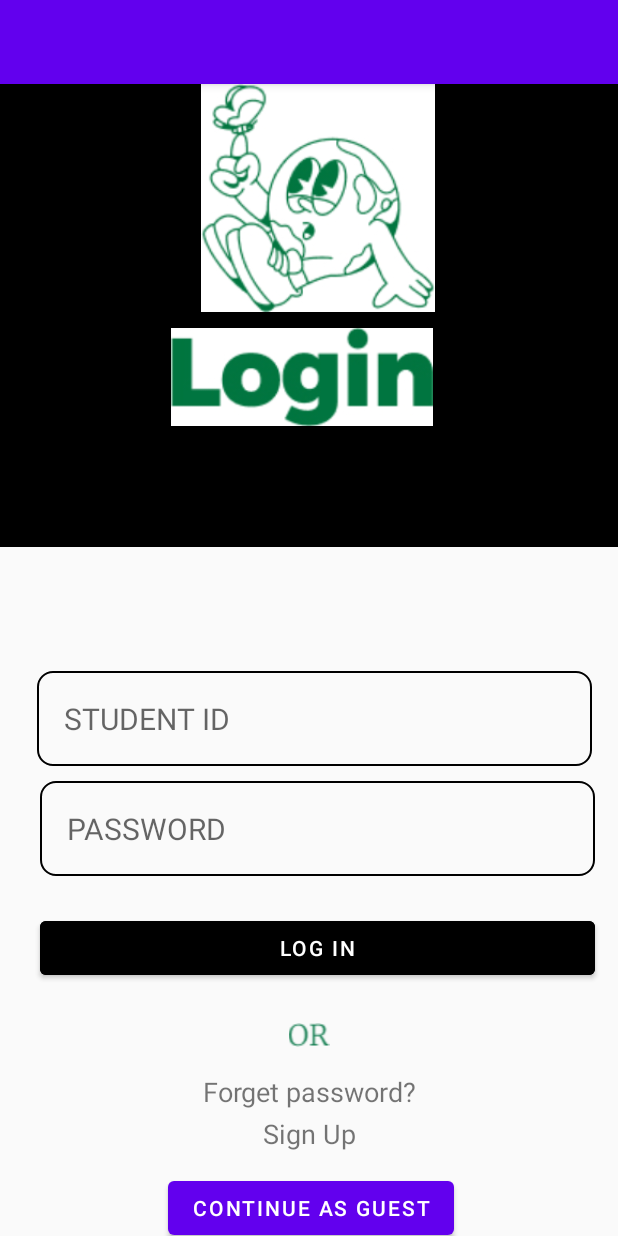
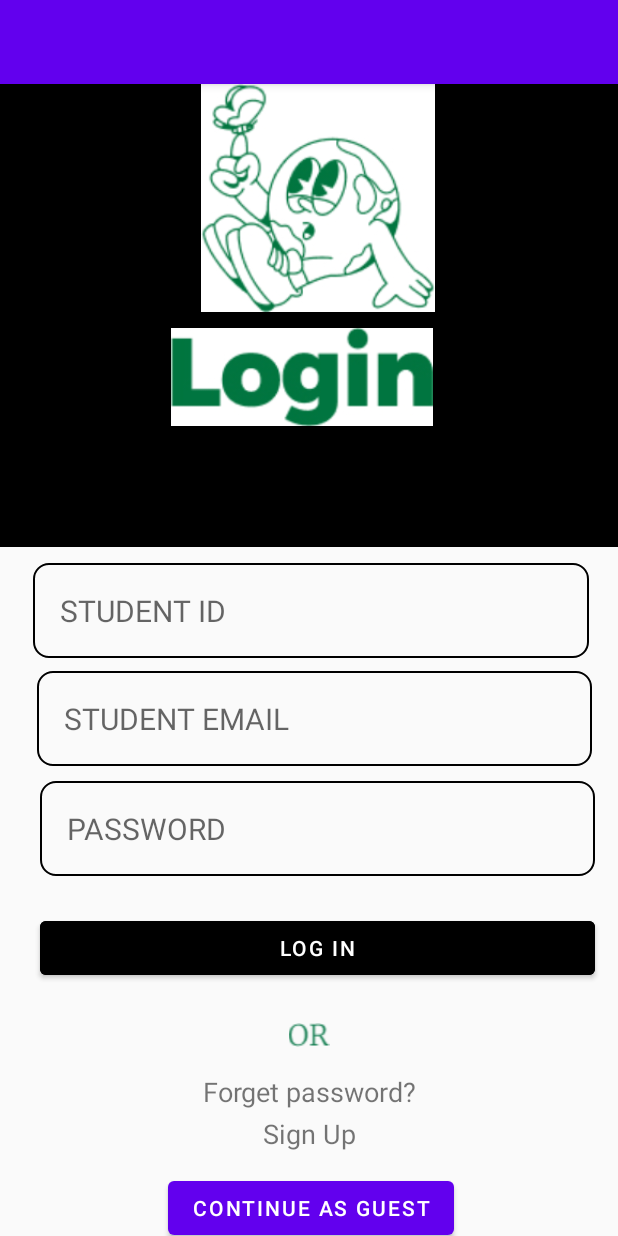
Before and after one commit to whxwhx04/MAD_Project, an Android app: the screen it shows after launch (login_page), on a phone screen of 412 x 824 dp. Run offline under Robolectric (Android 15) with nearby library versions, the phone set to English and light mode, and no system bars; our stand-ins replace Firebase (no records; nobody signed in at launch, a user with empty details on screens opened directly); Roboto replaces fonts that are not available here.

Commit message:
update on login&signup authentication

```diff
--- a/app/src/main/AndroidManifest.xml
+++ b/app/src/main/AndroidManifest.xml
@@ -1,7 +1,7 @@
 <?xml version="1.0" encoding="utf-8"?>
 <manifest xmlns:android="http://schemas.android.com/apk/res/android"
     xmlns:tools="http://schemas.android.com/tools">
-
+    <uses-permission android:name="android.permission.INTERNET" />
     <application
         android:allowBackup="true"
         android:dataExtractionRules="@xml/data_extraction_rules"
--- a/app/src/main/java/com/sp/mad/login_page.java
+++ b/app/src/main/java/com/sp/mad/login_page.java
@@ -7,86 +7,105 @@ import android.widget.Button;
 import android.widget.EditText;
 import android.widget.ImageView;
 import android.widget.TextView;
+import android.widget.Toast;
+
 import androidx.appcompat.app.AppCompatActivity;
+
+import com.google.firebase.auth.FirebaseAuth;
+import com.google.firebase.auth.FirebaseUser;
 
 public class login_page extends AppCompatActivity {
 
-    // UI Components
-    private EditText studentIdEditText;
-    private EditText passwordEditText;
-    private Button loginButton;
+    private EditText studentIdEditText, studentEmailEditText, passwordEditText;
+    private Button loginButton, guestButton;
     private ImageView loginImageView;
-    private TextView rectangleTextView;
-    private TextView forgotPasswordTextView;
-    private TextView signUpTextView;
-    private Button guestButton;
+    private TextView forgotPasswordTextView, signUpTextView;
+
+    private FirebaseAuth mAuth;  // Firebase Authentication instance
 
     @Override
     protected void onCreate(Bundle savedInstanceState) {
         super.onCreate(savedInstanceState);
-        setContentView(R.layout.login_page); // Ensure this matches your XML file name
+        setContentView(R.layout.login_page);
+
+        // Initialize Firebase Authentication
+        mAuth = FirebaseAuth.getInstance();
 
         // Initialize UI components
-        studentIdEditText = findViewById(R.id.email);
+        studentIdEditText = findViewById(R.id.student_id2);
+        studentEmailEditText = findViewById(R.id.student_email);
         passwordEditText = findViewById(R.id.password);
-        loginButton = findViewById(R.id.reset_pwd_button);
+        loginButton = findViewById(R.id.signup_button);
         loginImageView = findViewById(R.id.login);
-        rectangleTextView = findViewById(R.id.rectangle);
-        forgotPasswordTextView = findViewById(R.id.log_in); // Ensure ID matches your XML
-        signUpTextView = findViewById(R.id.signup); // Ensure ID matches your XML
+        forgotPasswordTextView = findViewById(R.id.log_in);
+        signUpTextView = findViewById(R.id.signup);
         guestButton = findViewById(R.id.guest);
 
-        // Set an onClickListener for the login button
+        // Login button click listener
         loginButton.setOnClickListener(new View.OnClickListener() {
             @Override
             public void onClick(View v) {
-                // Get the input values
-                String studentId = studentIdEditText.getText().toString().trim();
-                String password = passwordEditText.getText().toString().trim();
-
-                // Simple validation check
-                if (studentId.isEmpty()) {
-                    studentIdEditText.setError("Please enter your Student ID");
-                } else if (password.isEmpty()) {
-                    passwordEditText.setError("Please enter your Password");
-                } else {
-                    // Add login logic here
-                    // Navigate to MainPage activity after successful login
-                    // Intent intent = new Intent(LoginPage.this, MainPage.class);
-                    // startActivity(intent);
-                    // finish(); // Optionally finish the login activity
-                }
+                loginUser();
             }
         });
 
-        // Set an onClickListener for the "Forgot Password" text
+        // Forgot Password navigation
         forgotPasswordTextView.setOnClickListener(new View.OnClickListener() {
             @Override
             public void onClick(View v) {
-                // Navigate to the Reset Password page
-                Intent intent = new Intent(login_page.this, reset_pwd.class);
-                startActivity(intent);
+                startActivity(new Intent(login_page.this, reset_pwd.class));
             }
         });
 
-        // Set an onClickListener for the "Sign Up" text
+        // Sign Up navigation
         signUpTextView.setOnClickListener(new View.OnClickListener() {
             @Override
             public void onClick(View v) {
-                // Navigate to the Create Account page
-                Intent intent = new Intent(login_page.this, create_account.class);
-                startActivity(intent);
+                startActivity(new Intent(login_page.this, create_account.class));
             }
         });
 
-        // Set an onClickListener for the "Guest Mode" button
+        // Guest mode navigation
         guestButton.setOnClickListener(new View.OnClickListener() {
             @Override
             public void onClick(View v) {
-                // Navigate to the Create Account page
-                Intent intent = new Intent(login_page.this, mainpage.class);
-                startActivity(intent);
+                startActivity(new Intent(login_page.this, mainpage.class));
             }
         });
     }
+
+    private void loginUser() {
+        String studentId = studentIdEditText.getText().toString().trim();
+        String email = studentEmailEditText.getText().toString().trim();
+        String password = passwordEditText.getText().toString().trim();
+
+        // Validation checks
+        if (studentId.isEmpty()) {
+            studentIdEditText.setError("Please enter your Student ID");
+            return;
+        }
+        if (email.isEmpty()) {
+            studentEmailEditText.setError("Please enter your Student Email");
+            return;
+        }
+        if (password.isEmpty()) {
+            passwordEditText.setError("Please enter your Password");
+            return;
+        }
+
+        // Firebase Authentication - Sign in with email and password
+        mAuth.signInWithEmailAndPassword(email, password)
+                .addOnCompleteListener(this, task -> {
+                    if (task.isSuccessful()) {
+                        FirebaseUser user = mAuth.getCurrentUser();
+                        if (user != null) {
+                            Toast.makeText(login_page.this, "Login Successful!", Toast.LENGTH_SHORT).show();
+                            startActivity(new Intent(login_page.this, mainpage.class));
+                            finish();
+                        }
+                    } else {
+                        Toast.makeText(login_page.this, "Invalid Email or Password", Toast.LENGTH_SHORT).show();
+                    }
+                });
+    }
 }
--- a/app/src/main/res/layout/login_page.xml
+++ b/app/src/main/res/layout/login_page.xml
@@ -40,7 +40,23 @@
         android:src="@drawable/login" />
 
     <EditText
-        android:id="@+id/email"
+        android:id="@+id/student_id2"
+        android:layout_width="370dp"
+        android:layout_height="wrap_content"
+        android:layout_alignParentStart="true"
+        android:layout_alignParentEnd="true"
+        android:layout_alignParentBottom="true"
+        android:layout_marginStart="22dp"
+        android:layout_marginEnd="19dp"
+        android:layout_marginBottom="385dp"
+        android:background="@drawable/rounded_corner"
+        android:hint="STUDENT ID"
+        android:inputType="text"
+        android:padding="18dp"
+        android:textSize="20sp" />
+
+    <EditText
+        android:id="@+id/student_email"
         android:layout_width="370dp"
         android:layout_height="wrap_content"
         android:layout_alignParentEnd="true"
@@ -48,7 +64,7 @@
         android:layout_marginEnd="17dp"
         android:layout_marginBottom="313dp"
         android:background="@drawable/rounded_corner"
-        android:hint="STUDENT ID"
+        android:hint="STUDENT EMAIL"
         android:inputType="text"
         android:padding="18dp"
         android:textSize="20sp" />
@@ -68,7 +84,7 @@
         android:textSize="20sp" />
 
     <Button
-        android:id="@+id/reset_pwd_button"
+        android:id="@+id/signup_button"
         android:layout_width="370dp"
         android:layout_height="wrap_content"
         android:layout_alignParentEnd="true"
```
Also changed, not shown: app/build.gradle (+11 -6 lines), app/src/main/java/com/sp/mad/create_account.java (+113 -9 lines), app/src/main/java/com/sp/mad/reset_pwd.java (+61 -1 lines), app/src/main/res/layout/activity_create_account.xml (+36 -31 lines), app/src/main/res/layout/activity_reset_pwd.xml (+6 -4 lines), build.gradle (+7 -2 lines), 1 other file.
